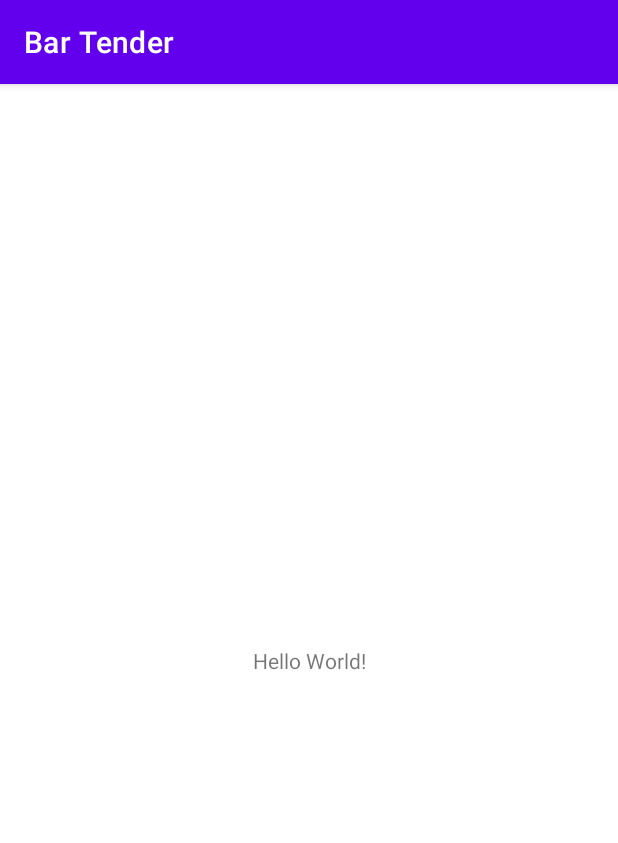
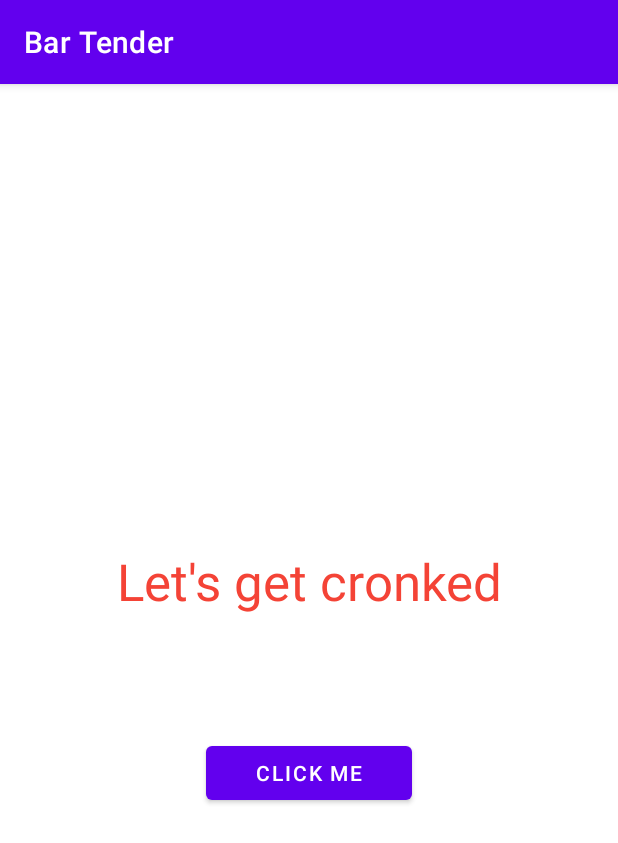
Before and after one commit to noahsb1/Bar-Tender, an Android app: the screen it shows after launch (MainActivity), on a phone screen of 412 x 824 dp. Shown: the top 843 px of the screen. Run offline under Robolectric (Android 15) with nearby library versions, the phone set to English and light mode, and no system bars.

Commit message:
Made start screen and fixed text to objects

```diff
--- a/app/src/main/java/Objects/MixedDrink.java
+++ b/app/src/main/java/Objects/MixedDrink.java
@@ -22,4 +22,15 @@ public class MixedDrink {
     public String getRecipe() {
         return recipe;
     }
+
+    @Override
+    public String toString() {
+        String[] temp = recipe.split(", ");
+        String rtn = name + "\n";
+        for(String string : temp) {
+            rtn += string + "\n";
+        }
+        rtn = rtn.substring(0, rtn.length() - 1);
+        return rtn;
+    }
 }
--- a/app/src/main/java/Screens/MainActivity.java
+++ b/app/src/main/java/Screens/MainActivity.java
@@ -1,10 +1,14 @@
 package Screens;
 
 import Objects.MixedDrink;
+import Utilities.FileLoader;
+import android.content.Intent;
+import android.widget.Button;
 import androidx.appcompat.app.AppCompatActivity;
 import android.os.Bundle;
 import com.example.bartender.R;
 
+import java.io.FileNotFoundException;
 import java.util.ArrayList;
 
 public class MainActivity extends AppCompatActivity {
@@ -14,7 +18,17 @@ public class MainActivity extends AppCompatActivity {
         super.onCreate(savedInstanceState);
         setContentView(R.layout.activity_main);
 
-        drinkObjects = new ArrayList<>();
+        Button startButton = findViewById(R.id.startButton);
 
+        startButton.setOnClickListener(view -> {
+            Intent intent = new Intent(MainActivity.this, Inventory.class);
+            startActivity(intent);
+            this.finish();
+        });
     }
+
+    /**
+     * Converts drink text files into drink objects
+     */
+
 }
--- a/app/src/main/res/layout/activity_main.xml
+++ b/app/src/main/res/layout/activity_main.xml
@@ -6,13 +6,50 @@
         android:layout_width="match_parent"
         android:layout_height="match_parent"
         tools:context="Screens.MainActivity">
-    <TextView
-            android:layout_width="wrap_content"
-            android:layout_height="wrap_content"
-            android:text="Hello World!"
-            app:layout_constraintBottom_toBottomOf="parent"
-            app:layout_constraintLeft_toLeftOf="parent"
-            app:layout_constraintRight_toRightOf="parent"
-            app:layout_constraintTop_toTopOf="parent"/>
-
+    <LinearLayout
+            android:orientation="vertical"
+            android:layout_width="match_parent"
+            android:layout_height="match_parent" tools:layout_editor_absoluteY="1dp"
+            tools:layout_editor_absoluteX="1dp">
+        <LinearLayout
+                android:orientation="vertical"
+                android:layout_width="match_parent"
+                android:layout_height="0dp" android:layout_weight="1">
+        </LinearLayout>
+        <LinearLayout
+                android:orientation="vertical"
+                android:layout_width="match_parent"
+                android:layout_height="0dp" android:layout_weight="1">
+            <TextView
+                    android:text="Let's get cronked"
+                    android:layout_width="match_parent"
+                    android:layout_height="wrap_content" android:id="@+id/textView" android:layout_weight="1"
+                    android:gravity="center" android:textSize="34sp" android:textColor="#F44336"/>
+            <LinearLayout
+                    android:orientation="horizontal"
+                    android:layout_width="match_parent"
+                    android:layout_height="0dp" android:layout_weight="1" android:layout_gravity="center"
+                    android:gravity="center">
+                <LinearLayout
+                        android:orientation="vertical"
+                        android:layout_width="0dp"
+                        android:layout_height="match_parent" android:layout_weight="1">
+                </LinearLayout>
+                <Button
+                        android:text="Click Me"
+                        android:layout_width="0dp"
+                        android:layout_height="wrap_content" android:id="@+id/startButton" android:layout_weight="1"/>
+                <LinearLayout
+                        android:orientation="vertical"
+                        android:layout_width="0dp"
+                        android:layout_height="match_parent" android:layout_weight="1">
+                </LinearLayout>
+            </LinearLayout>
+        </LinearLayout>
+        <LinearLayout
+                android:orientation="vertical"
+                android:layout_width="match_parent"
+                android:layout_height="0dp" android:layout_weight="1">
+        </LinearLayout>
+    </LinearLayout>
 </androidx.constraintlayout.widget.ConstraintLayout>
```
Also changed, not shown: 3 other files.
